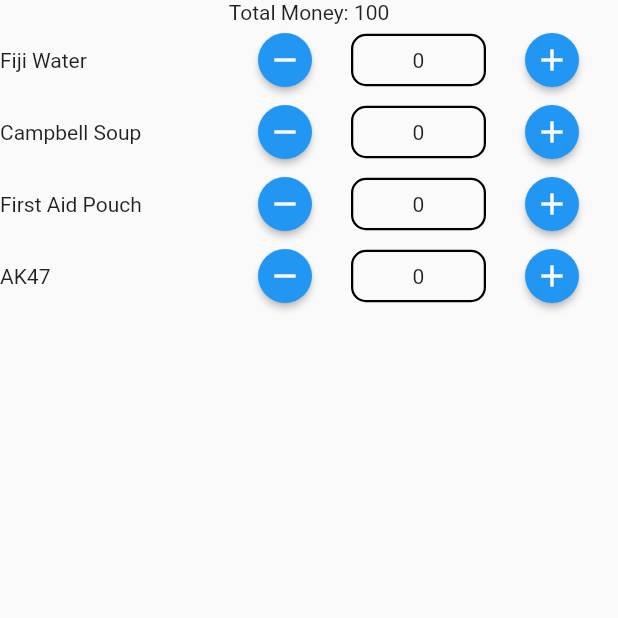
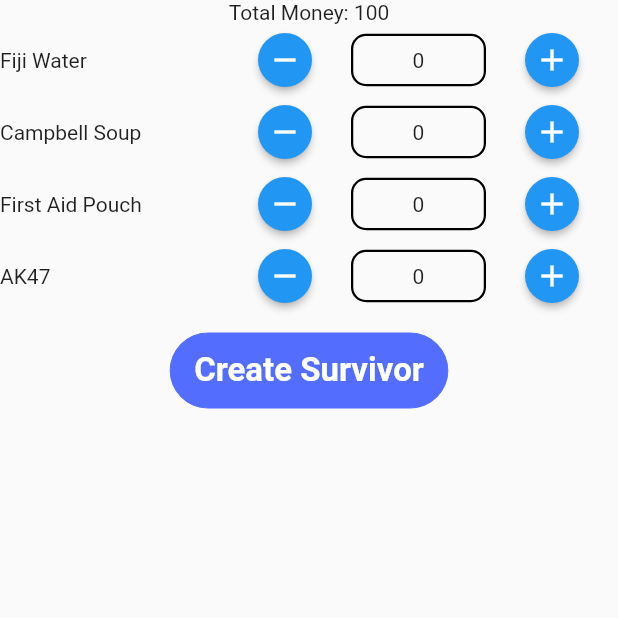
Before and after one commit to leosena/challenge, a Flutter app: the ItemsChooseScreen screen opened directly, on a phone screen of 412 x 824 dp, the top half of it. Run offline on Flutter 3.47's test engine with Material 2 defaults, Android fonts, the phone set to English and light mode, and no system bars; our stand-ins replace geolocator, shared_preferences, splashscreen; accounts and stored records are empty; Roboto replaces fonts that are missing (OpenSans).

Commit message:
items buy working

```diff
--- a/lib/AppScreens/Register/ItemsChooseScreen.dart
+++ b/lib/AppScreens/Register/ItemsChooseScreen.dart
@@ -1,15 +1,10 @@
 import 'package:flutter/material.dart';
 import 'package:geolocator/geolocator.dart';
 import 'package:trz/Classes/Items.dart';
-import 'package:trz/Utils/add_button.dart';
+import 'package:trz/Utils/add_sub_button.dart';
+import 'package:trz/Utils/custom_flat_button.dart';
 import 'package:trz/Utils/sub_button.dart';
 
-List<Items> itemData = [
-  Items(name: 'Fiji Water', valueItem: 14, holdItems: 0),
-  Items(name: 'Campbell Soup', valueItem: 12, holdItems: 0),
-  Items(name: 'First Aid Pouch', valueItem: 10, holdItems: 0),
-  Items(name: 'AK47', valueItem: 8, holdItems: 0),
-];
 
 class ItemsChooseScreen extends StatefulWidget {
   final String name, age, gender;
@@ -25,75 +20,55 @@
 }
 
 class _ItemsChooseScreenState extends State<ItemsChooseScreen> {
-
   @override
   void initState() {
     this.widget.totalMoney = 100;
     //_getCurrentLocation();
-
   }
-
 
   @override
   Widget build(BuildContext context) {
     return new Scaffold(
       body: _buildPlayerItems(context),
-
     );
   }
 
-
-  Widget _buildPlayerItems(BuildContext context){
+  Widget _buildPlayerItems(BuildContext context) {
+    AddSubButton a;
     return ListView.builder(
       itemCount: itemData.length,
       itemBuilder: (context, index) {
         return Column(
           children: <Widget>[
-
-            if(index == 0)
-              Text("Total Money: ${this.widget.totalMoney}"),
-
+            if (index == 0) Text("Total Money: ${this.widget.totalMoney}"),
             Row(
               crossAxisAlignment: CrossAxisAlignment.center,
               mainAxisAlignment: MainAxisAlignment.spaceBetween,
               children: <Widget>[
+                Text("${itemData[index].name}"),
+                AddSubButton(index: index),
 
-                Text("${itemData[index].name}"),
-                Row(
-                  children: <Widget>[
-                    new InkWell(
-                      child: SubButton(),
-                      onTap: (){
-                        print("sub btn click");
-                      },
-                    ),
-                    new Container(
-                      height: 35,
-                      width: 90,
-                      alignment: Alignment.center,
-                      //margin: EdgeInsets.only(right: 10.0),
-                      decoration: BoxDecoration(
-                          color: Colors.transparent,
-                          border: Border.all(
-                            color: Colors.black,
-                            width: 1.5,
-                          ),
-                          borderRadius: BorderRadius.all(
-                              Radius.circular(10)
-                          )
-                      ),
-                      child: Text("${itemData[index].holdItems}"),
-                    ),
-                    new InkWell(
-                      child: AddButton(),
-                      onTap: (){
-                        print("add btn click");
-                      },
-                    ),
-                  ],
-                ),
               ],
             ),
+            if (index == 3)
+              Padding(
+                padding: const EdgeInsets.symmetric(
+                    vertical: 14.0, horizontal: 40.0),
+                child: CustomFlatButton(
+                  title: "Create Survivor",
+                  fontSize: 22,
+                  fontWeight: FontWeight.w700,
+                  textColor: Colors.white,
+                  onPressed: () {
+
+
+                  },
+                  splashColor: Colors.black12,
+                  borderColor: Colors.indigoAccent,
+                  borderWidth: 0,
+                  color: Colors.indigoAccent,
+                ),
+              ),
           ],
         );
       },
@@ -113,5 +88,4 @@
       print(e);
     });
   }
-
 }
--- a/lib/Classes/Items.dart
+++ b/lib/Classes/Items.dart
@@ -18,3 +18,11 @@
       this.name, this.valueItem, this.holdItems
   });
 }
+
+
+List<Items> itemData = [
+  Items(name: 'Fiji Water', valueItem: 14, holdItems: 0),
+  Items(name: 'Campbell Soup', valueItem: 12, holdItems: 0),
+  Items(name: 'First Aid Pouch', valueItem: 10, holdItems: 0),
+  Items(name: 'AK47', valueItem: 8, holdItems: 0),
+];
--- a/lib/Utils/add_button.dart
+++ /dev/null
@@ -1,26 +0,0 @@
-import 'package:flutter/material.dart';
-
-class AddButton extends StatefulWidget {
-  _AddButtonState createState() => _AddButtonState();
-}
-
-class _AddButtonState extends State<AddButton> {
-  Color currentColor;
-
-  @override
-  Widget build(BuildContext context) {
-    return MaterialButton(
-      onPressed: () {
-
-      },
-      color: Colors.blue,
-      textColor: Colors.white,
-      child: Icon(
-        Icons.add,
-        size: 24,
-      ),
-      padding: EdgeInsets.all(5),
-      shape: CircleBorder(),
-    );
-  }
-}
--- /dev/null
+++ b/lib/Utils/add_sub_button.dart
@@ -0,0 +1,98 @@
+import 'package:flutter/material.dart';
+import 'package:trz/Classes/Items.dart';
+
+class AddSubButton extends StatefulWidget {
+  int index;
+
+  _AddSubButtonState createState() => _AddSubButtonState();
+  AddSubButton({this.index});
+
+}
+
+class _AddSubButtonState extends State<AddSubButton> {
+  Color currentColor;
+
+  void _add(){
+    setState(() {
+      itemData[this.widget.index].holdItems += 1;
+    });
+  }
+
+  void _remove(){
+    setState(() {
+      if(itemData[this.widget.index].holdItems >= 1)
+        itemData[this.widget.index].holdItems -= 1;
+    });
+
+  }
+
+  int getValue(){
+    return itemData[this.widget.index].holdItems;
+  }
+
+  @override
+  Widget build(BuildContext context) {
+    return Row(
+      children: <Widget>[
+        subWidget(context),
+        resultWidget(context),
+        addWidget(context),
+      ],
+    );
+  }
+
+  Widget addWidget (BuildContext context) {
+    return MaterialButton(
+      onPressed: () {
+        _add();
+        print("${itemData[this.widget.index].holdItems}");
+      },
+      color: Colors.blue,
+      textColor: Colors.white,
+      child: Icon(
+        Icons.add,
+        size: 24,
+      ),
+      padding: EdgeInsets.all(5),
+      shape: CircleBorder(),
+    );
+  }
+
+  Widget subWidget (BuildContext context) {
+    return MaterialButton(
+      onPressed: () {
+        _remove();
+        print("${itemData[this.widget.index].holdItems}");
+      },
+      color: Colors.blue,
+      textColor: Colors.white,
+      child: Icon(
+        Icons.remove,
+        size: 24,
+      ),
+      padding: EdgeInsets.all(5),
+      shape: CircleBorder(),
+    );
+  }
+
+  Widget resultWidget (BuildContext context){
+    return Container(
+      height: 35,
+      width: 90,
+      alignment: Alignment.center,
+      //margin: EdgeInsets.only(right: 10.0),
+      decoration: BoxDecoration(
+          color: Colors.transparent,
+          border: Border.all(
+            color: Colors.black,
+            width: 1.5,
+          ),
+          borderRadius: BorderRadius.all(
+              Radius.circular(10)
+          )
+      ),
+      child: new Text("${itemData[this.widget.index].holdItems}"),
+    );
+
+  }
+}
```
Also changed, not shown: lib/Utils/items_container_qty.dart (added, +32 -0 lines), lib/Utils/sub_button.dart (+7 -1 lines).
